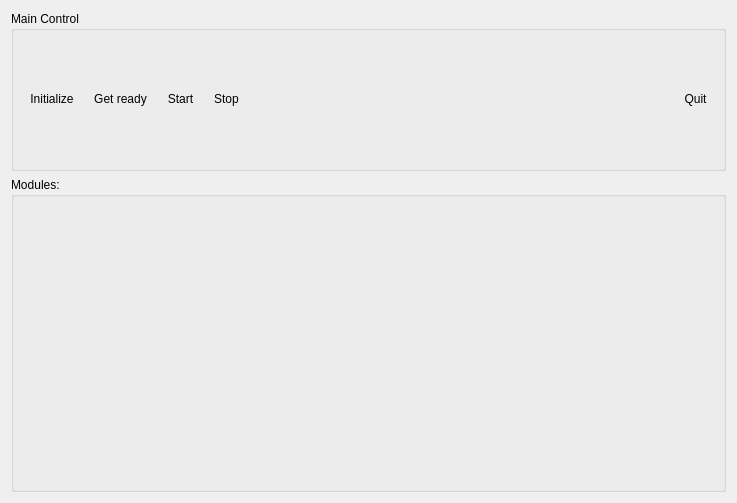
Old version of the form core/hq/ui/hq_window.ui in the repository tud-hri/joan.
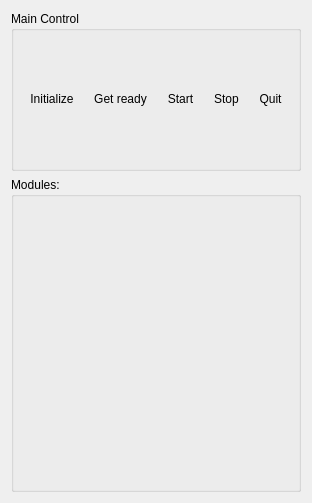
New version of the form.

```diff
--- a/core/hq/ui/hq_window.ui
+++ b/core/hq/ui/hq_window.ui
@@ -6,7 +6,7 @@
    <rect>
     <x>0</x>
     <y>0</y>
-    <width>737</width>
+    <width>290</width>
     <height>503</height>
    </rect>
   </property>
```
